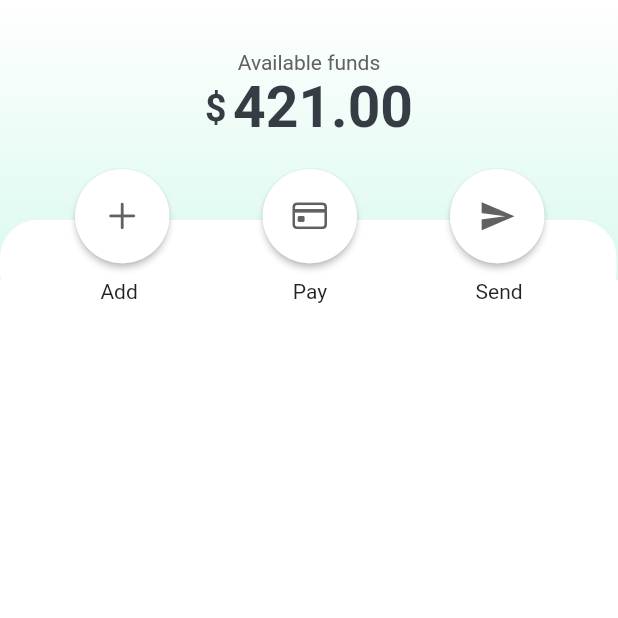
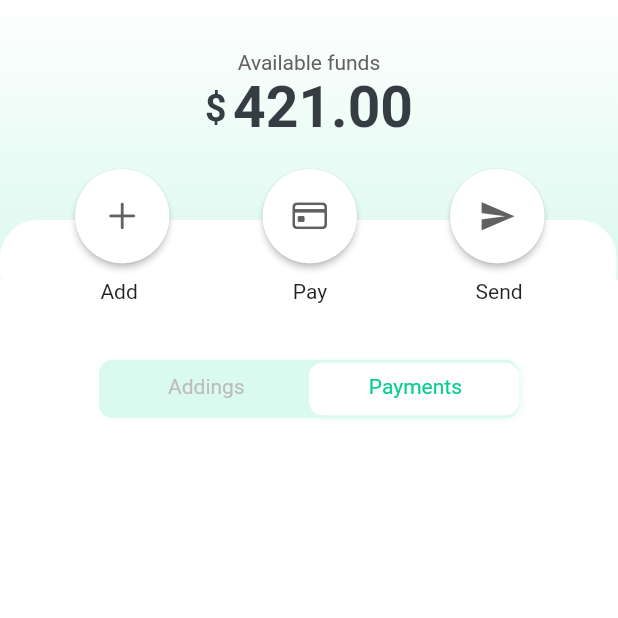
Before and after one commit to YesserBs/e-commerce, a Flutter app: the WalletPage screen opened directly, on a phone screen of 412 x 824 dp, the top half of it. Run offline on Flutter 3.47's test engine with Material 2 defaults, Android fonts, the phone set to English and light mode, and no system bars; our stand-ins replace cloud_firestore, firebase_auth, firebase_core, flutter_keyboard_visibility, flutter_screenutil, font_awesome_flutter and 2 more; accounts and stored records are empty.

Commit message:
Added the toggleButton to the WalletPage

```diff
--- a/lib/custom/cToggleButton.dart
+++ b/lib/custom/cToggleButton.dart
@@ -33,7 +33,7 @@ class _ToggleButton extends State<ToggleButton> {
           height: 39,
           width: 280,
           decoration: BoxDecoration(
-            color: Colors.grey[300],
+            color: config.lightPrimaryColor,
             borderRadius: BorderRadius.circular(9),
           ),
         ),
@@ -52,7 +52,7 @@ class _ToggleButton extends State<ToggleButton> {
                 borderRadius: BorderRadius.circular(9),
                 boxShadow: [
                   BoxShadow(
-                    color: Colors.grey, // Shadow color
+                    color: config.lightPrimaryColor, // Shadow color
                     spreadRadius: 0.1, // How much the shadow spreads
                     blurRadius: 4,   // The blur effect of the shadow
                     offset: Offset(0.5, 0.5), // Offset in x and y direction
--- a/lib/view/wallet/wallet_page.dart
+++ b/lib/view/wallet/wallet_page.dart
@@ -3,6 +3,7 @@ import 'package:flutter/material.dart';
 import 'package:flutter_screenutil/flutter_screenutil.dart';
 import 'package:font_awesome_flutter/font_awesome_flutter.dart';
 import 'package:myproj/config/configuration.dart';
+import 'package:myproj/custom/cToggleButton.dart';
 
 class WalletPage extends StatelessWidget {
   @override
@@ -143,7 +144,9 @@ class WalletPage extends StatelessWidget {
                 680.w.horizontalSpace,
                 Text("Send")
               ],
-            )
+            ),
+            300.h.verticalSpace,
+            ToggleButton(leftText: 'Addings', left: 46, rightText: 'Payments', right: 38,)
 
           ],
         ),
```
